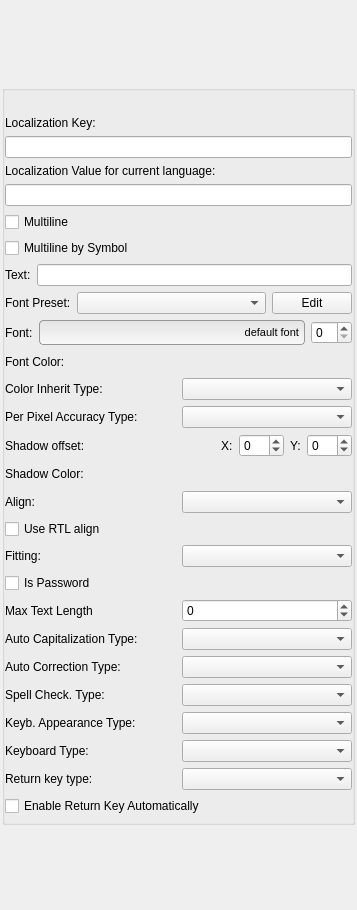
The window that Tools/UIEditor/UI/textpropertygridwidget.ui (reev4eg/dava.framework) describes before a commit, drawn with Qt 5.
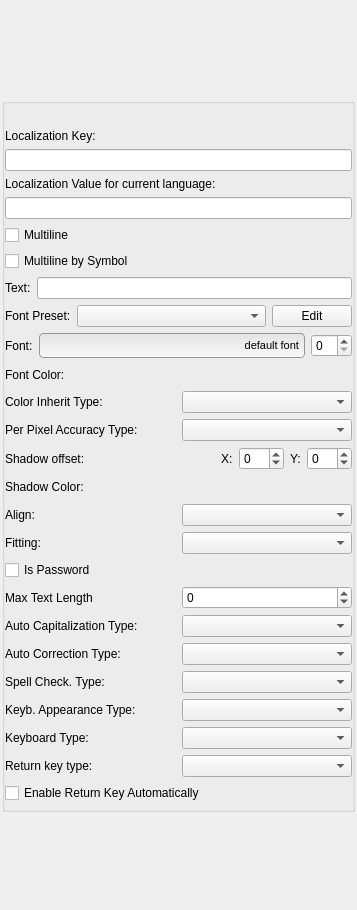
The same window after the commit. Custom widgets are drawn as their Qt base class.

Patch:
```diff
--- a/Tools/UIEditor/UI/textpropertygridwidget.ui
+++ b/Tools/UIEditor/UI/textpropertygridwidget.ui
@@ -522,40 +522,6 @@
         </layout>
        </widget>
       </item>
-      <item>
-       <widget class="QWidget" name="useRtlAlignWidget" native="true">
-        <property name="sizePolicy">
-         <sizepolicy hsizetype="Preferred" vsizetype="Maximum">
-          <horstretch>0</horstretch>
-          <verstretch>0</verstretch>
-         </sizepolicy>
-        </property>
-        <layout class="QHBoxLayout" name="horizontalLayout_17">
-         <property name="leftMargin">
-          <number>0</number>
-         </property>
-         <property name="topMargin">
-          <number>0</number>
-         </property>
-         <property name="rightMargin">
-          <number>0</number>
-         </property>
-         <property name="bottomMargin">
-          <number>0</number>
-         </property>
-         <item>
-          <widget class="QCheckBox" name="useRtlAlignCheckBox">
-           <property name="text">
-            <string>Use RTL align</string>
-           </property>
-           <property name="checked">
-            <bool>false</bool>
-           </property>
-          </widget>
-         </item>
-        </layout>
-       </widget>
-      </item>
       <item>
        <widget class="QWidget" name="fittingWidget" native="true">
         <property name="sizePolicy">
```
